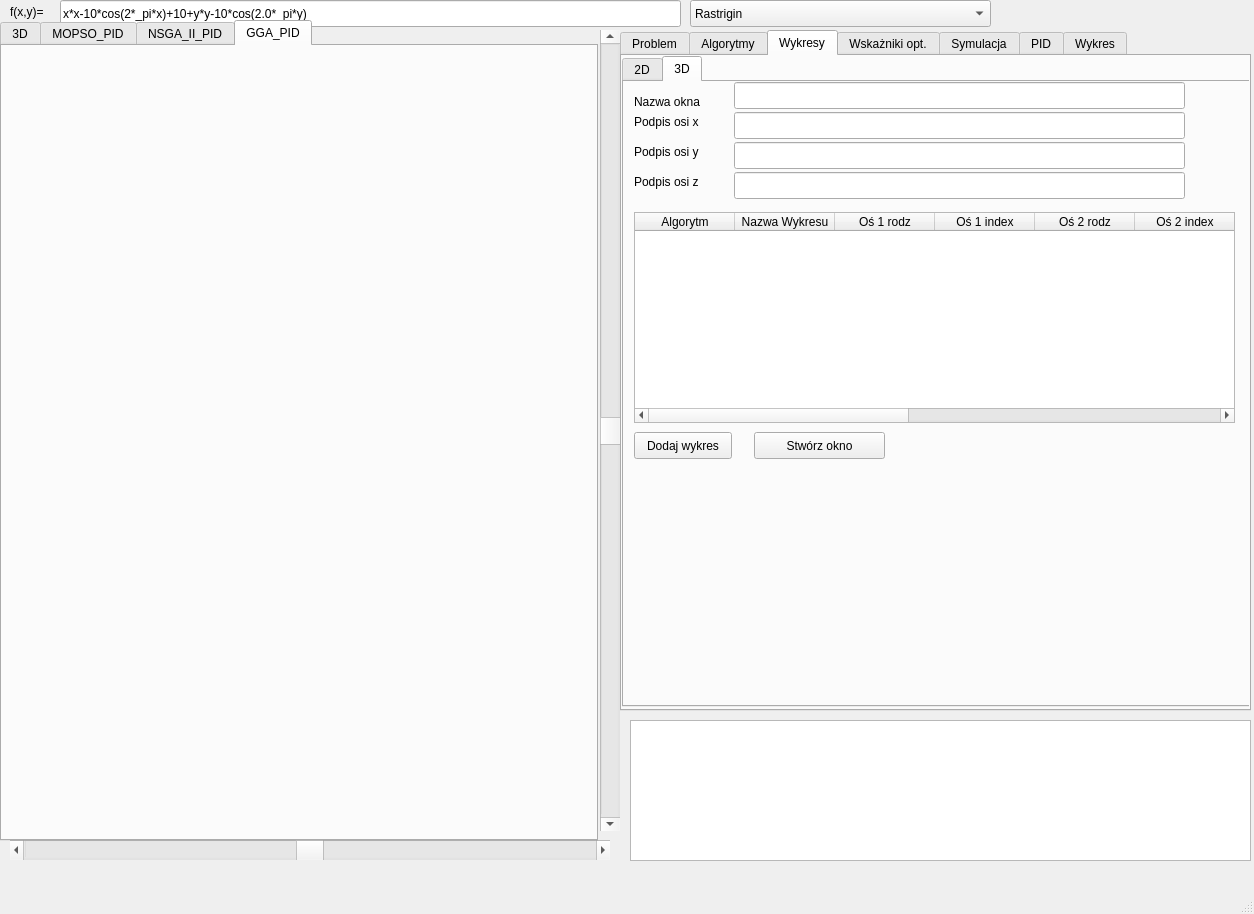
This is Forma.ui in werty/PSOEVO as Qt 5 draws it before an edit. The edited form follows.
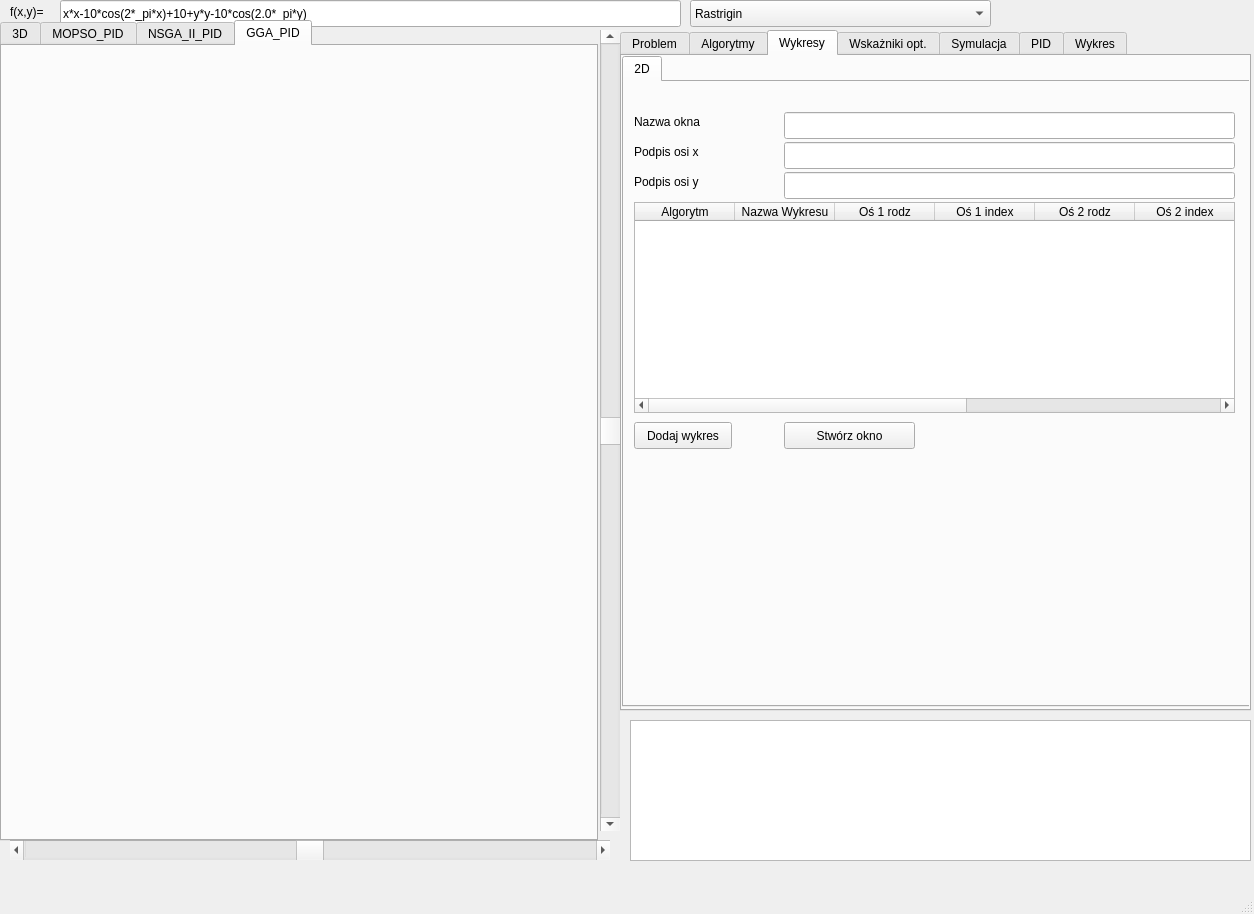
This is the edited form. The open tabs and pages were chosen to show the change. Icons and pictures are not drawn. Custom widgets are drawn as their Qt base class.

What changed in the file:
```diff
--- a/Forma.ui
+++ b/Forma.ui
@@ -1761,197 +1761,6 @@
         </property>
        </widget>
       </widget>
-      <widget class="QWidget" name="tab_19">
-       <attribute name="title">
-        <string>3D</string>
-       </attribute>
-       <widget class="QLineEdit" name="nazwaOkna3D">
-        <property name="geometry">
-         <rect>
-          <x>110</x>
-          <y>0</y>
-          <width>451</width>
-          <height>27</height>
-         </rect>
-        </property>
-       </widget>
-       <widget class="QPushButton" name="bStworzOkno3D">
-        <property name="geometry">
-         <rect>
-          <x>130</x>
-          <y>350</y>
-          <width>131</width>
-          <height>27</height>
-         </rect>
-        </property>
-        <property name="text">
-         <string>Stwórz okno</string>
-        </property>
-       </widget>
-       <widget class="QLabel" name="label_2">
-        <property name="geometry">
-         <rect>
-          <x>10</x>
-          <y>10</y>
-          <width>91</width>
-          <height>20</height>
-         </rect>
-        </property>
-        <property name="text">
-         <string>Nazwa okna</string>
-        </property>
-       </widget>
-       <widget class="QTableWidget" name="wykresy3D">
-        <property name="geometry">
-         <rect>
-          <x>10</x>
-          <y>130</y>
-          <width>601</width>
-          <height>211</height>
-         </rect>
-        </property>
-        <column>
-         <property name="text">
-          <string>Algorytm</string>
-         </property>
-        </column>
-        <column>
-         <property name="text">
-          <string>Nazwa Wykresu</string>
-         </property>
-        </column>
-        <column>
-         <property name="text">
-          <string>Oś 1 rodz</string>
-         </property>
-        </column>
-        <column>
-         <property name="text">
-          <string>Oś 1 index</string>
-         </property>
-        </column>
-        <column>
-         <property name="text">
-          <string>Oś 2 rodz</string>
-         </property>
-        </column>
-        <column>
-         <property name="text">
-          <string>Oś 2 index</string>
-         </property>
-        </column>
-        <column>
-         <property name="text">
-          <string>Oś 3 rodz</string>
-         </property>
-        </column>
-        <column>
-         <property name="text">
-          <string>Oś 3 index</string>
-         </property>
-        </column>
-        <column>
-         <property name="text">
-          <string>Dane</string>
-         </property>
-        </column>
-        <column>
-         <property name="text">
-          <string>Wzor</string>
-         </property>
-        </column>
-        <column>
-         <property name="text">
-          <string>Kolor</string>
-         </property>
-        </column>
-       </widget>
-       <widget class="QPushButton" name="bDodajWykres3D">
-        <property name="enabled">
-         <bool>true</bool>
-        </property>
-        <property name="geometry">
-         <rect>
-          <x>10</x>
-          <y>350</y>
-          <width>98</width>
-          <height>27</height>
-         </rect>
-        </property>
-        <property name="text">
-         <string>Dodaj wykres</string>
-        </property>
-       </widget>
-       <widget class="QLineEdit" name="podpisOsiY3D">
-        <property name="geometry">
-         <rect>
-          <x>110</x>
-          <y>60</y>
-          <width>451</width>
-          <height>27</height>
-         </rect>
-        </property>
-       </widget>
-       <widget class="QLabel" name="label_14">
-        <property name="geometry">
-         <rect>
-          <x>10</x>
-          <y>60</y>
-          <width>91</width>
-          <height>20</height>
-         </rect>
-        </property>
-        <property name="text">
-         <string>Podpis osi y</string>
-        </property>
-       </widget>
-       <widget class="QLineEdit" name="podpisOsiX3D">
-        <property name="geometry">
-         <rect>
-          <x>110</x>
-          <y>30</y>
-          <width>451</width>
-          <height>27</height>
-         </rect>
-        </property>
-       </widget>
-       <widget class="QLabel" name="label_18">
-        <property name="geometry">
-         <rect>
-          <x>10</x>
-          <y>30</y>
-          <width>91</width>
-          <height>20</height>
-         </rect>
-        </property>
-        <property name="text">
-         <string>Podpis osi x</string>
-        </property>
-       </widget>
-       <widget class="QLineEdit" name="podpisOsiZ3D">
-        <property name="geometry">
-         <rect>
-          <x>110</x>
-          <y>90</y>
-          <width>451</width>
-          <height>27</height>
-         </rect>
-        </property>
-       </widget>
-       <widget class="QLabel" name="label_22">
-        <property name="geometry">
-         <rect>
-          <x>10</x>
-          <y>90</y>
-          <width>91</width>
-          <height>20</height>
-         </rect>
-        </property>
-        <property name="text">
-         <string>Podpis osi z</string>
-        </property>
-       </widget>
-      </widget>
      </widget>
     </widget>
     <widget class="QWidget" name="tab_6">
```
Left out of the diff: 117 changed lines with no effect on the pictures.
